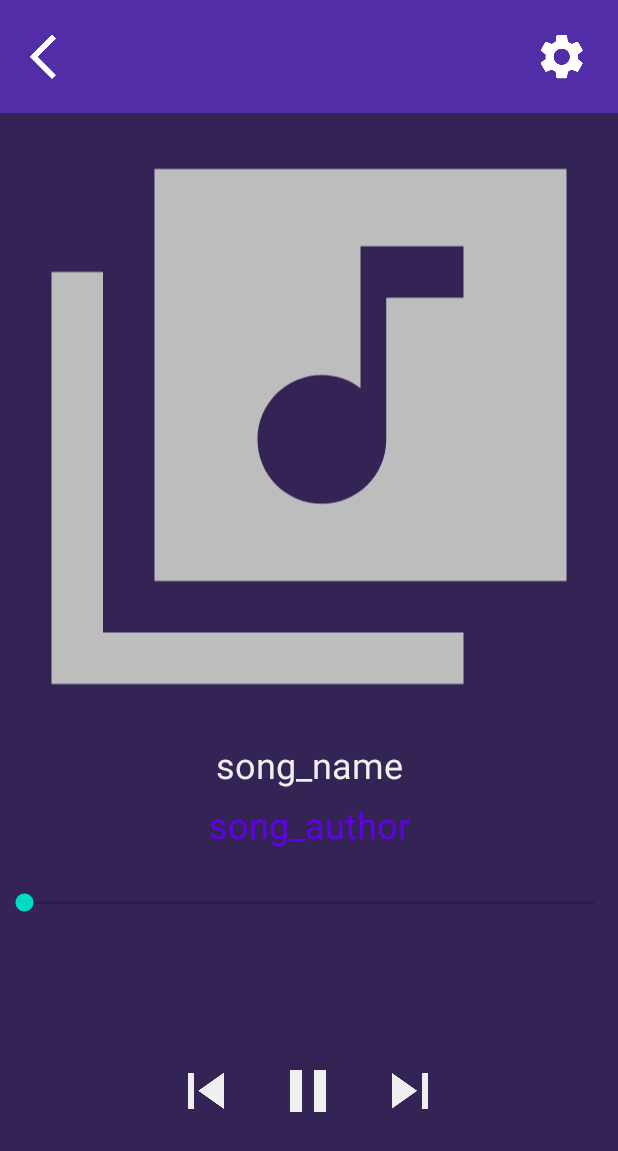
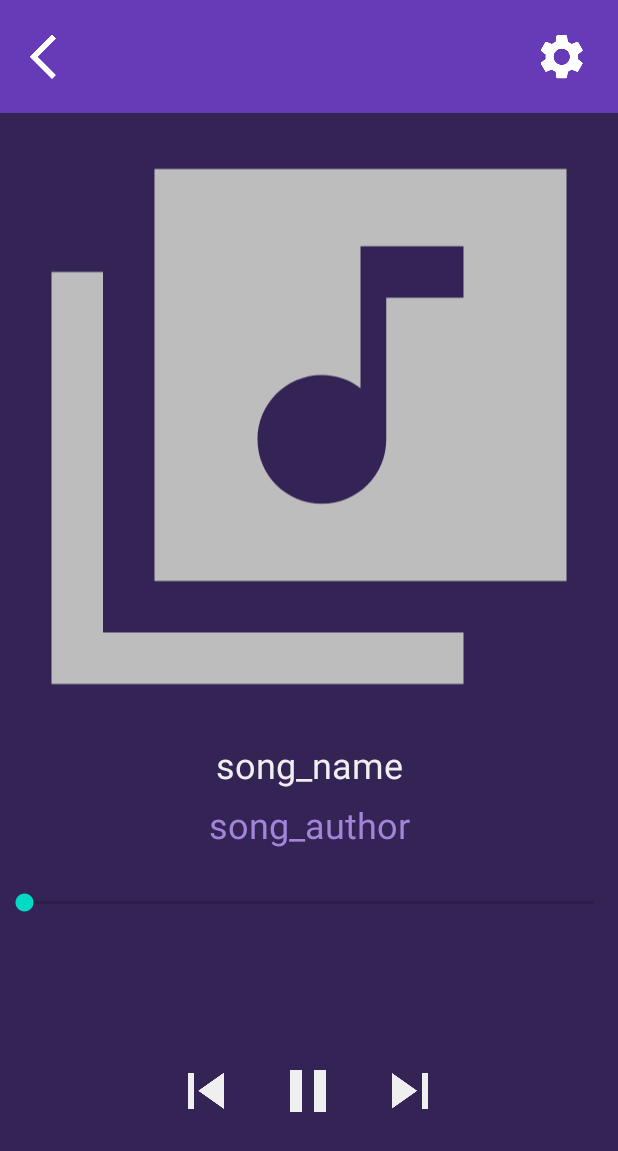
Before and after one commit to Birugov/SummerPlayer, an Android app: the activity_play screen opened directly, with no data from a screen before it, on a phone screen of 412 x 824 dp. Shown: the top 1151 px of the screen. Run offline under Robolectric (Android 15) with nearby library versions, the phone set to English and light mode, and no system bars; libraries missing offline, so code that uses them is left out: net.protyposis.android; 2 statements that could not run were skipped.

Commit message:
darkmod updates

```diff
--- a/app/src/main/res/layout/activity_acticity_setting.xml
+++ b/app/src/main/res/layout/activity_acticity_setting.xml
@@ -10,7 +10,7 @@
     <LinearLayout
         android:layout_width="match_parent"
         android:layout_height="75dp"
-        android:background="@color/primary_dark"
+        android:background="@color/primary"
         android:gravity="center"
         android:orientation="vertical">
 
@@ -20,7 +20,7 @@
             android:layout_width="wrap_content"
             android:layout_height="wrap_content"
             android:text="Settings"
-            android:textColor="@color/divider_for_main_button"
+            android:textColor="@color/act_main_white"
             android:textSize="36sp"
             android:textStyle="bold" />
     </LinearLayout>
--- a/app/src/main/res/layout/activity_main.xml
+++ b/app/src/main/res/layout/activity_main.xml
@@ -64,7 +64,7 @@
             android:background="@color/primary"
             android:gravity="center|center_vertical"
             android:text="@string/song_name"
-            android:textColor="@color/icons"
+            android:textColor="@color/act_main_white"
             android:textSize="14sp" />
 
         <ImageButton
@@ -73,7 +73,7 @@
             android:layout_height="match_parent"
             android:layout_weight="1"
             android:background="@color/primary"
-            android:tint="@color/icons"
+            android:tint="@color/act_main_white"
             app:srcCompat="@drawable/baseline_play_arrow_black_36" />
 
         <ImageButton
@@ -82,7 +82,7 @@
             android:layout_height="match_parent"
             android:layout_weight="1"
             android:background="@color/primary"
-            android:tint="@color/icons"
+            android:tint="@color/act_main_white"
             app:srcCompat="@drawable/baseline_skip_next_black_36" />
     </LinearLayout>
 
--- a/app/src/main/res/layout/activity_p2p.xml
+++ b/app/src/main/res/layout/activity_p2p.xml
@@ -86,9 +86,9 @@
             android:background="@drawable/act_main_button"
             android:ems="10"
             android:gravity="center"
+            android:hint="msec"
             android:inputType="textPersonName"
-            android:text="msec"
-            android:textColor="@color/secondary_text" />
+            android:textColor="@color/p2p_text" />
 
         <Button
             android:id="@+id/sendButton"
--- a/app/src/main/res/layout/activity_play.xml
+++ b/app/src/main/res/layout/activity_play.xml
@@ -13,7 +13,7 @@
         android:id="@+id/exit_and_settings_layout"
         android:layout_width="match_parent"
         android:layout_height="wrap_content"
-        android:background="@color/primary_dark">
+        android:background="@color/primary">
 
 
         <ImageButton
@@ -22,7 +22,7 @@
             android:layout_height="75dp"
             android:layout_alignParentStart="true"
             android:layout_marginStart="0dp"
-            android:background="@color/primary_dark"
+            android:background="@color/primary"
             android:contentDescription="@string/exit_button"
             android:src="@drawable/baseline_arrow_back_ios_white_36" />
 
@@ -31,7 +31,7 @@
             android:layout_width="75dp"
             android:layout_height="75dp"
             android:layout_alignParentEnd="true"
-            android:background="@color/primary_dark"
+            android:background="@color/primary"
             android:contentDescription="@string/settings_button"
             android:src="@drawable/baseline_settings_white_36" />
     </RelativeLayout>
@@ -70,7 +70,7 @@
         android:background="@color/icons"
         android:gravity="center|center_vertical"
         android:text="@string/song_author"
-        android:textColor="@color/primary"
+        android:textColor="@color/song_author_text"
         android:textSize="24sp"
         tools:ignore="RtlHardcoded" />
 
--- a/app/src/main/res/values-night/colors.xml
+++ b/app/src/main/res/values-night/colors.xml
@@ -1,6 +1,6 @@
 <?xml version="1.0" encoding="utf-8"?>
 <resources>
-    <color name="primary">#6200EE</color>
+    <color name="primary">#673AB7</color>
     <color name="primary_dark">#512DA8</color>
     <color name="primary_light">#F1F1F1</color>
     <color name="accent">#4B4591</color>
@@ -12,4 +12,6 @@
     <color name="settings_text">#FFFFFF</color>
     <color name="p2p_text">#212121</color>
     <color name="act_set_button">#512DA8</color>
+    <color name="act_main_white">#FFFFFF</color>
+    <color name="song_author_text">#a384d9</color>
 </resources>
--- a/app/src/main/res/values/colors.xml
+++ b/app/src/main/res/values/colors.xml
@@ -12,4 +12,6 @@
     <color name="settings_text">#212121</color>
     <color name="p2p_text">#212121</color>
     <color name="act_set_button">#D6D6D6</color>
+    <color name="act_main_white">#FFFFFF</color>
+    <color name="song_author_text">#673AB7</color>
 </resources>
```
